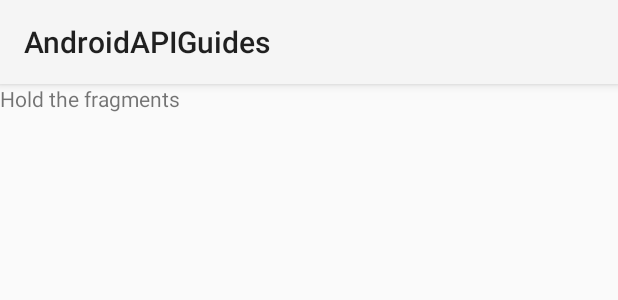
After one commit to neo2470/AndroidAPIGuides, an Android app: the layout activity_learn.xml on its own in the app's theme, with its tools: preview values and no code run, on a phone screen of 412 x 824 dp. The commit adds this screen. Shown: the top 300 px of the screen. Run offline under Robolectric (Android 15) with nearby library versions, the phone set to English and light mode, and no system bars.

Commit message:
generate develop framework

```diff
--- a/app/src/main/AndroidManifest.xml
+++ b/app/src/main/AndroidManifest.xml
@@ -16,6 +16,7 @@
                 <category android:name="android.intent.category.LAUNCHER" />
             </intent-filter>
         </activity>
+        <activity android:name=".LearnActivity" />
     </application>
 
 </manifest>
--- /dev/null
+++ b/app/src/main/res/layout/activity_learn.xml
@@ -0,0 +1,12 @@
+<?xml version="1.0" encoding="utf-8"?>
+<LinearLayout xmlns:android="http://schemas.android.com/apk/res/android"
+    android:layout_width="match_parent"
+    android:layout_height="match_parent"
+    android:orientation="vertical">
+
+    <TextView
+        android:layout_width="wrap_content"
+        android:layout_height="wrap_content"
+        android:text="@string/hold_fragment" />
+
+</LinearLayout>
--- a/app/src/main/res/menu/menu_main.xml
+++ /dev/null
@@ -1,5 +0,0 @@
-<menu xmlns:android="http://schemas.android.com/apk/res/android"
-    xmlns:tools="http://schemas.android.com/tools" tools:context=".MainActivity">
-    <item android:id="@+id/action_settings" android:title="@string/action_settings"
-        android:orderInCategory="100" android:showAsAction="never" />
-</menu>
--- a/app/src/main/res/values/strings.xml
+++ b/app/src/main/res/values/strings.xml
@@ -3,4 +3,6 @@
 
     <string name="hello_world">Hello world!</string>
     <string name="action_settings">Settings</string>
+    <string name="hold_fragment">Hold the fragments</string>
+
 </resources>
```
Also changed, not shown: app/src/main/java/com/alex/androidapiguides/LearnActivity.java (added, +24 -0 lines), app/src/main/java/com/alex/androidapiguides/MainActivity.java (+26 -28 lines), app/src/main/res/layout/activity_main.xml (+10 -5 lines), 1 other file.
